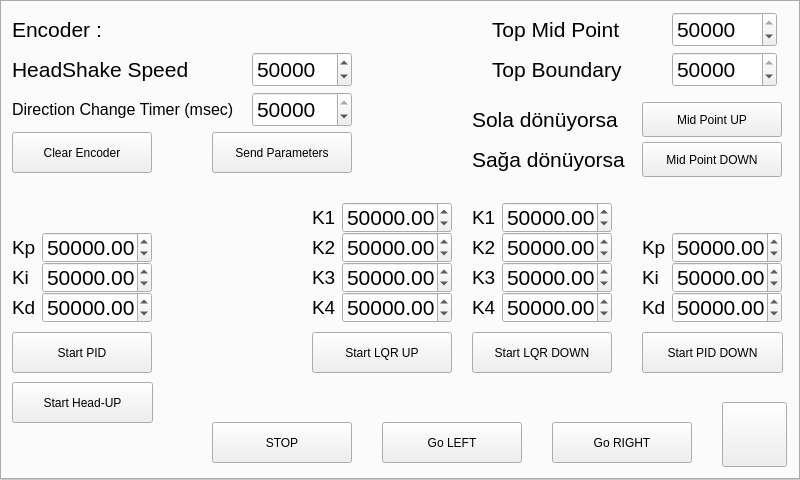
Qt form dc_motor_pc.ui (ahmetcihan/pendulum_controller) before a commit.
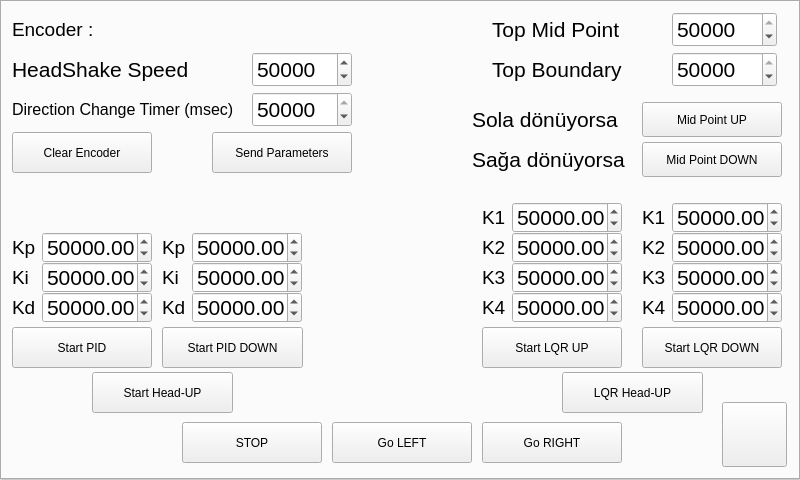
The same form after that commit.

Commit message: LQR headUp

The edit to the form file:
```diff
--- a/dc_motor_pc.ui
+++ b/dc_motor_pc.ui
@@ -377,7 +377,7 @@
      <widget class="QPushButton" name="pushButton_stop_2">
       <property name="geometry">
        <rect>
-        <x>210</x>
+        <x>180</x>
         <y>420</y>
         <width>140</width>
         <height>41</height>
@@ -504,7 +504,7 @@
       </property>
       <property name="font">
        <font>
-        <pointsize>16</pointsize>
+        <pointsize>14</pointsize>
         <weight>50</weight>
         <bold>false</bold>
        </font>
@@ -638,7 +638,7 @@
      <widget class="QPushButton" name="pushButton_go_left">
       <property name="geometry">
        <rect>
-        <x>380</x>
+        <x>330</x>
         <y>420</y>
         <width>140</width>
         <height>41</height>
@@ -651,7 +651,7 @@
      <widget class="QPushButton" name="pushButton_go_right">
       <property name="geometry">
        <rect>
-        <x>550</x>
+        <x>480</x>
         <y>420</y>
         <width>140</width>
         <height>41</height>
@@ -824,7 +824,7 @@
       <property name="geometry">
        <rect>
         <x>10</x>
-        <y>330</y>
+        <y>325</y>
         <width>140</width>
         <height>41</height>
        </rect>
@@ -849,8 +849,8 @@
      <widget class="QPushButton" name="pushButton_start_pendulum_head_up">
       <property name="geometry">
        <rect>
-        <x>10</x>
-        <y>380</y>
+        <x>90</x>
+        <y>370</y>
         <width>141</width>
         <height>41</height>
        </rect>
@@ -934,8 +934,8 @@
      <widget class="QPushButton" name="pushButton_start_pendulum_PID_down">
       <property name="geometry">
        <rect>
-        <x>640</x>
-        <y>330</y>
+        <x>160</x>
+        <y>325</y>
         <width>141</width>
         <height>41</height>
        </rect>
@@ -947,7 +947,7 @@
      <widget class="QDoubleSpinBox" name="doubleSpinBox_pendulum_kd_down">
       <property name="geometry">
        <rect>
-        <x>670</x>
+        <x>190</x>
         <y>290</y>
         <width>110</width>
         <height>31</height>
@@ -977,7 +977,7 @@
      <widget class="QDoubleSpinBox" name="doubleSpinBox_pendulum_ki_down">
       <property name="geometry">
        <rect>
-        <x>670</x>
+        <x>190</x>
         <y>260</y>
         <width>110</width>
         <height>31</height>
@@ -1007,7 +1007,7 @@
      <widget class="QDoubleSpinBox" name="doubleSpinBox_pendulum_kp_down">
       <property name="geometry">
        <rect>
-        <x>670</x>
+        <x>190</x>
         <y>230</y>
         <width>110</width>
         <height>31</height>
@@ -1037,7 +1037,7 @@
      <widget class="QLabel" name="label_3">
       <property name="geometry">
        <rect>
-        <x>640</x>
+        <x>160</x>
         <y>260</y>
         <width>31</width>
         <height>31</height>
@@ -1060,7 +1060,7 @@
      <widget class="QLabel" name="label_4">
       <property name="geometry">
        <rect>
-        <x>640</x>
+        <x>160</x>
         <y>290</y>
         <width>31</width>
         <height>31</height>
@@ -1083,7 +1083,7 @@
      <widget class="QLabel" name="label_2">
       <property name="geometry">
        <rect>
-        <x>640</x>
+        <x>160</x>
         <y>230</y>
         <width>31</width>
         <height>31</height>
@@ -1106,8 +1106,8 @@
      <widget class="QPushButton" name="pushButton_start_pendulum_LQR_down">
       <property name="geometry">
        <rect>
-        <x>470</x>
-        <y>330</y>
+        <x>640</x>
+        <y>325</y>
         <width>140</width>
         <height>41</height>
        </rect>
@@ -1119,7 +1119,7 @@
      <widget class="QLabel" name="label_22">
       <property name="geometry">
        <rect>
-        <x>470</x>
+        <x>640</x>
         <y>200</y>
         <width>31</width>
         <height>31</height>
@@ -1142,7 +1142,7 @@
      <widget class="QDoubleSpinBox" name="doubleSpinBox_lqr_k1">
       <property name="geometry">
        <rect>
-        <x>500</x>
+        <x>670</x>
         <y>200</y>
         <width>110</width>
         <height>31</height>
@@ -1172,7 +1172,7 @@
      <widget class="QDoubleSpinBox" name="doubleSpinBox_lqr_k2">
       <property name="geometry">
        <rect>
-        <x>500</x>
+        <x>670</x>
         <y>230</y>
         <width>110</width>
         <height>31</height>
@@ -1202,7 +1202,7 @@
      <widget class="QLabel" name="label_23">
       <property name="geometry">
        <rect>
-        <x>470</x>
+        <x>640</x>
         <y>230</y>
         <width>31</width>
         <height>31</height>
@@ -1225,7 +1225,7 @@
      <widget class="QDoubleSpinBox" name="doubleSpinBox_lqr_k3">
       <property name="geometry">
        <rect>
-        <x>500</x>
+        <x>670</x>
         <y>260</y>
         <width>110</width>
         <height>31</height>
@@ -1255,7 +1255,7 @@
      <widget class="QLabel" name="label_24">
       <property name="geometry">
        <rect>
-        <x>470</x>
+        <x>640</x>
         <y>260</y>
         <width>31</width>
         <height>31</height>
@@ -1278,7 +1278,7 @@
      <widget class="QDoubleSpinBox" name="doubleSpinBox_lqr_k4">
       <property name="geometry">
        <rect>
-        <x>500</x>
+        <x>670</x>
         <y>290</y>
         <width>110</width>
         <height>31</height>
@@ -1308,7 +1308,7 @@
      <widget class="QLabel" name="label_27">
       <property name="geometry">
        <rect>
-        <x>470</x>
+        <x>640</x>
         <y>290</y>
         <width>31</width>
         <height>31</height>
@@ -1331,8 +1331,8 @@
      <widget class="QPushButton" name="pushButton_start_pendulum_LQR_up">
       <property name="geometry">
        <rect>
-        <x>310</x>
-        <y>330</y>
+        <x>480</x>
+        <y>325</y>
         <width>140</width>
         <height>41</height>
        </rect>
@@ -1344,7 +1344,7 @@
      <widget class="QLabel" name="label_28">
       <property name="geometry">
        <rect>
-        <x>310</x>
+        <x>480</x>
         <y>230</y>
         <width>31</width>
         <height>31</height>
@@ -1367,7 +1367,7 @@
      <widget class="QDoubleSpinBox" name="doubleSpinBox_lqr_k3_up">
       <property name="geometry">
        <rect>
-        <x>340</x>
+        <x>510</x>
         <y>260</y>
         <width>110</width>
         <height>31</height>
@@ -1397,7 +1397,7 @@
      <widget class="QDoubleSpinBox" name="doubleSpinBox_lqr_k1_up">
       <property name="geometry">
        <rect>
-        <x>340</x>
+        <x>510</x>
         <y>200</y>
         <width>110</width>
         <height>31</height>
@@ -1427,7 +1427,7 @@
      <widget class="QLabel" name="label_29">
       <property name="geometry">
        <rect>
-        <x>310</x>
+        <x>480</x>
         <y>290</y>
         <width>31</width>
         <height>31</height>
@@ -1450,7 +1450,7 @@
      <widget class="QLabel" name="label_30">
       <property name="geometry">
        <rect>
-        <x>310</x>
+        <x>480</x>
         <y>200</y>
         <width>31</width>
         <height>31</height>
@@ -1473,7 +1473,7 @@
      <widget class="QLabel" name="label_31">
       <property name="geometry">
        <rect>
-        <x>310</x>
+        <x>480</x>
         <y>260</y>
         <width>31</width>
         <height>31</height>
@@ -1496,7 +1496,7 @@
      <widget class="QDoubleSpinBox" name="doubleSpinBox_lqr_k2_up">
       <property name="geometry">
        <rect>
-        <x>340</x>
+        <x>510</x>
         <y>230</y>
         <width>110</width>
         <height>31</height>
@@ -1526,7 +1526,7 @@
      <widget class="QDoubleSpinBox" name="doubleSpinBox_lqr_k4_up">
       <property name="geometry">
        <rect>
-        <x>340</x>
+        <x>510</x>
         <y>290</y>
         <width>110</width>
         <height>31</height>
@@ -1553,6 +1553,19 @@
        <double>50000.000000000000000</double>
       </property>
      </widget>
+     <widget class="QPushButton" name="pushButton_start_pendulum_head_up_lqr">
+      <property name="geometry">
+       <rect>
+        <x>560</x>
+        <y>370</y>
+        <width>141</width>
+        <height>41</height>
+       </rect>
+      </property>
+      <property name="text">
+       <string>LQR Head-UP</string>
+      </property>
+     </widget>
     </widget>
     <widget class="QWidget" name="tab_main_parameters">
      <attribute name="title">
```
The commit also changes 5 other files.
